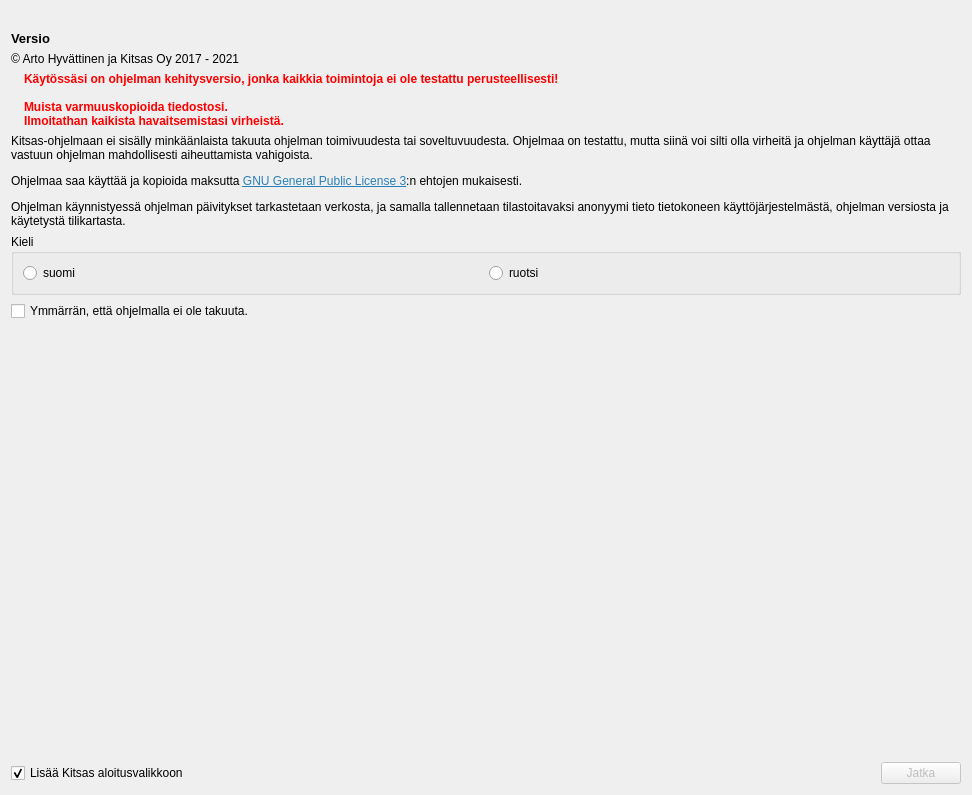
Before: the Qt Designer form kitsas/aloitussivu/tervetuloa.ui in artoh/kitupiikki, drawn with Qt 5.
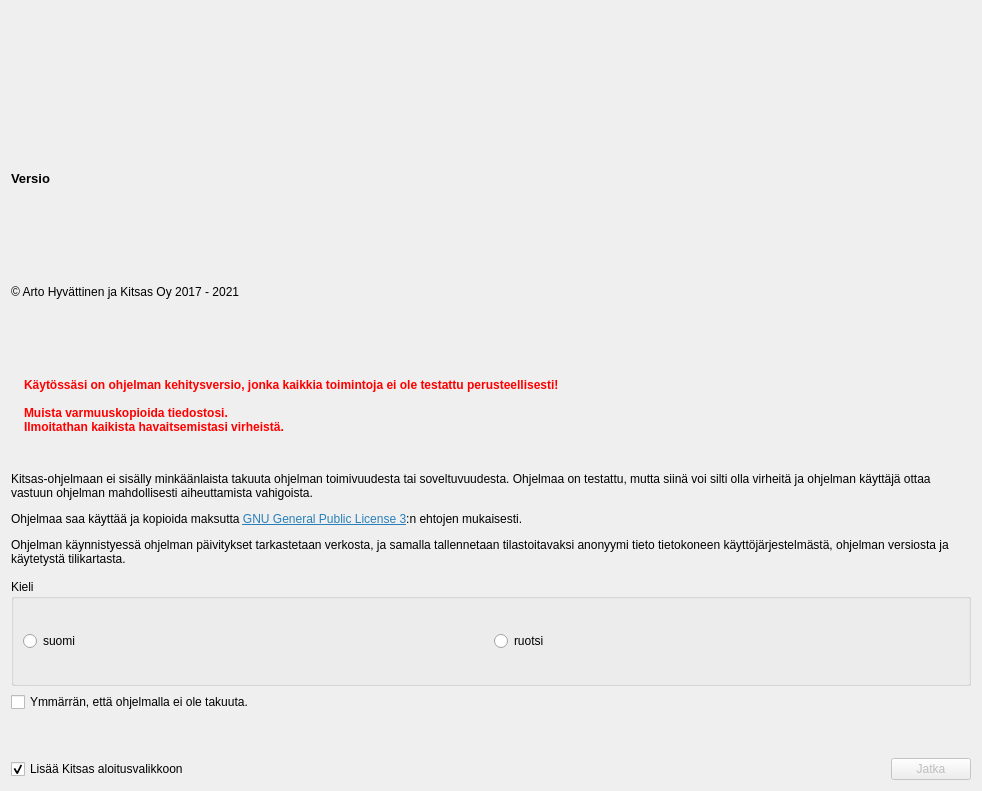
After: the same form once the commit is applied. Icons and pictures are not drawn.

```diff
--- a/kitsas/aloitussivu/tervetuloa.ui
+++ b/kitsas/aloitussivu/tervetuloa.ui
@@ -6,8 +6,8 @@
    <rect>
     <x>0</x>
     <y>0</y>
-    <width>972</width>
-    <height>795</height>
+    <width>982</width>
+    <height>791</height>
    </rect>
   </property>
   <property name="windowTitle">
@@ -147,6 +147,9 @@
      <property name="orientation">
       <enum>Qt::Vertical</enum>
      </property>
+     <property name="sizeType">
+      <enum>QSizePolicy::Minimum</enum>
+     </property>
      <property name="sizeHint" stdset="0">
       <size>
        <width>20</width>
```
